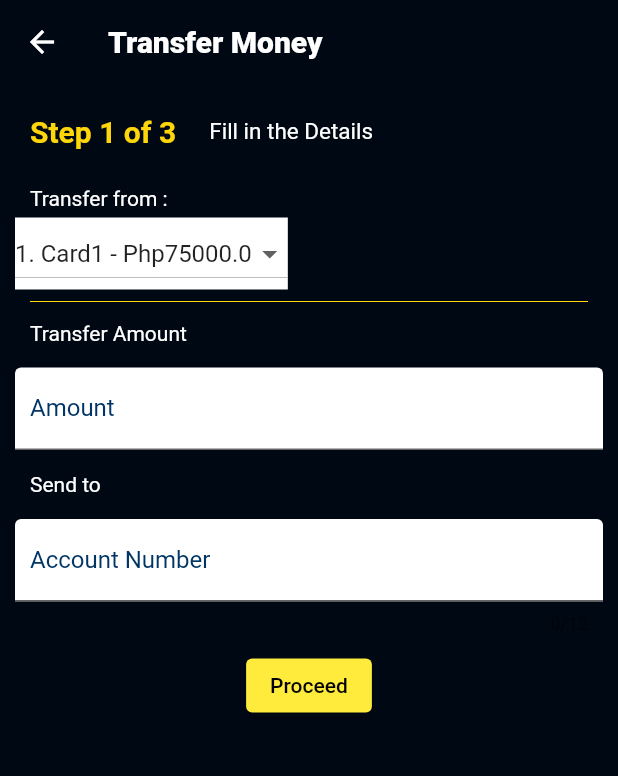
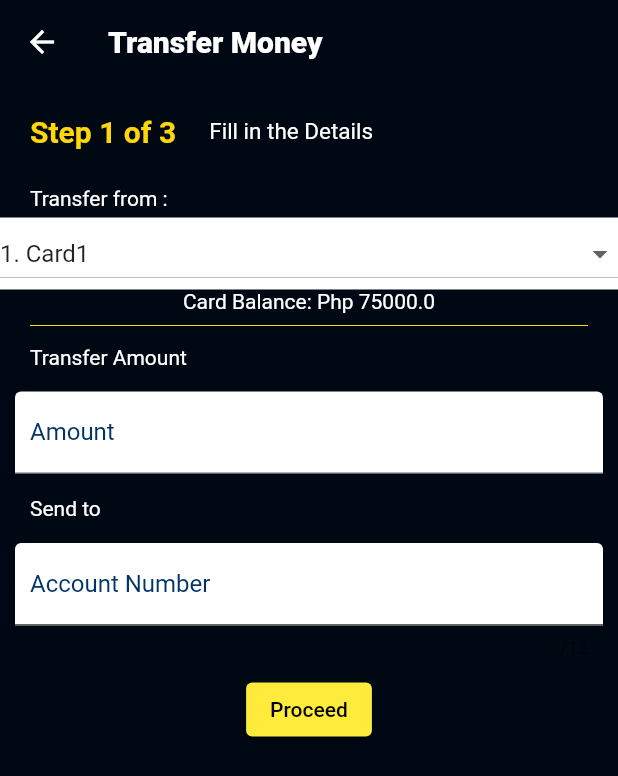
Before and after one commit to LaurenceOfValencia/mobile-banking-app, a Flutter app: the TransferMoneyScreen screen opened directly, on a phone screen of 412 x 824 dp. Shown: the top 776 px of the screen. Run offline on Flutter 3.47's test engine with Material 2 defaults, Android fonts, the phone set to English and light mode, and no system bars.

Commit message:
Pull requirements

```diff
--- a/lib/transfer_money_confirmation_page.dart
+++ b/lib/transfer_money_confirmation_page.dart
@@ -1,6 +1,4 @@
 // ignore_for_file: prefer_const_constructors
-
-import 'dart:core';
 
 import 'package:flutter/material.dart';
 import 'package:mobile_banking_app/splash_screen.dart';
--- a/lib/transfer_money_screen.dart
+++ b/lib/transfer_money_screen.dart
@@ -1,25 +1,35 @@
 import 'package:flutter/cupertino.dart';
+import 'package:flutter/foundation.dart';
 import 'package:flutter/material.dart';
 import 'package:mobile_banking_app/splash_screen.dart';
 import 'package:mobile_banking_app/transfer_money_confirmation_page.dart';
 
 import 'dashboard.dart';
 
-String dropValue ='1. Card1 - Php' + balance[0].toString();
+String dropValue ='1. Card1';
 List<String> transactionDetails = ['card1', 'acount number', 'amount'];
 
 TextEditingController accountNumController = TextEditingController();
 TextEditingController amountController = TextEditingController();
+final number = ValueNotifier(0);
 
 class TransferMoneyScreen extends StatefulWidget {
   List<double> balance;
   TransferMoneyScreen(this.balance, {Key? key}): super(key: key);
+
+
+
 
   @override
   State<TransferMoneyScreen> createState() => _TransferMoneyScreenState();
 }
 
 class _TransferMoneyScreenState extends State<TransferMoneyScreen> {
+
+  ValueNotifier<int> number = ValueNotifier(0);
+
+  //_TransferMoneyScreenState(this.number);
+
   @override
   Widget build(BuildContext context) {
     return SafeArea(
@@ -118,7 +128,7 @@ class _TransferMoneyScreenState extends State<TransferMoneyScreen> {
                 ),
               ),
               */
-              Container(
+              /*Container(
                 child: Align(
                   alignment: Alignment.topLeft,
                   child: Padding(
@@ -130,10 +140,42 @@ class _TransferMoneyScreenState extends State<TransferMoneyScreen> {
                         color: Colors.white,
                         child: DropdownButton<String>(
                           value: dropValue,
-                          items: <String>[
-                            '1. Card1 - Php' + widget.balance[0].toString(),
-                             '2. Card2 - Php' + widget.balance[1].toString()
-                             ].map((String value) {
+                          isExpanded: true,
+                          items: <String>['1. Card1','2. Card2'].map((String value) {
+                            return DropdownMenuItem<String>(
+                              value: value,
+                              child: Text(value),
+                            );
+                          }).toList(),
+                          onChanged: (String? newValue) {
+                            setState(() {
+                              dropValue = newValue!;
+                              number.value = newValue;
+                            });
+                          },
+                        ),
+                      ),
+                    ),
+                  ),
+                ),
+              ),*/
+
+              //Text("Current Balance: Php ").,
+
+              ValueListenableBuilder(
+                valueListenable: number,
+                child: Icon(Icons.ac_unit),
+                builder: (BuildContext context, int test, Widget? child){
+                  return Column(
+                    children: [
+                      Theme( data:
+                      Theme.of(context).copyWith(canvasColor: Colors.white),
+                      child: Container(
+                        color: Colors.white,
+                        child: DropdownButton<String>(
+                          value: dropValue,
+                          isExpanded: true,
+                          items: <String>['1. Card1','2. Card2'].map((String value) {
                             return DropdownMenuItem<String>(
                               value: value,
                               child: Text(value),
@@ -147,9 +189,13 @@ class _TransferMoneyScreenState extends State<TransferMoneyScreen> {
                         ),
                       ),
                     ),
-                  ),
-                ),
+                      Text("Card Balance: Php " + balance[int.parse(dropValue.split(".")[0])-1].toString(),
+                      style: TextStyle(color: Color(0xffffffff)),),
+                    ],
+                    );
+                },
               ),
+
               const Divider(
                 color: Color(0xFFFFD60A),
                 indent: 20,
```
